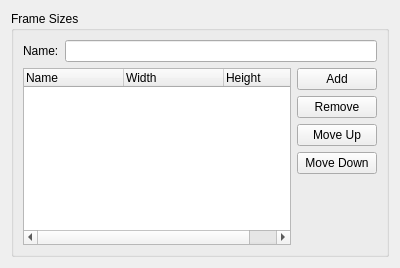
Qt form src/ui/frameconfig.ui (hippich/recorditnow) before a commit.
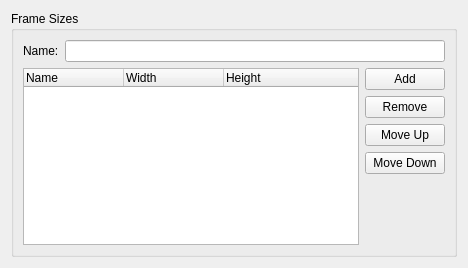
The same form after that commit. Custom widgets are drawn as their Qt base class.

Patch:
```diff
--- a/src/ui/frameconfig.ui
+++ b/src/ui/frameconfig.ui
@@ -6,7 +6,7 @@
    <rect>
     <x>0</x>
     <y>0</y>
-    <width>400</width>
+    <width>468</width>
     <height>268</height>
    </rect>
   </property>
@@ -50,6 +50,9 @@
           <property name="selectionBehavior">
            <enum>QAbstractItemView::SelectRows</enum>
           </property>
+          <property name="rootIsDecorated">
+           <bool>false</bool>
+          </property>
           <column>
            <property name="text">
             <string comment="The name of the item">Name</string>
```
